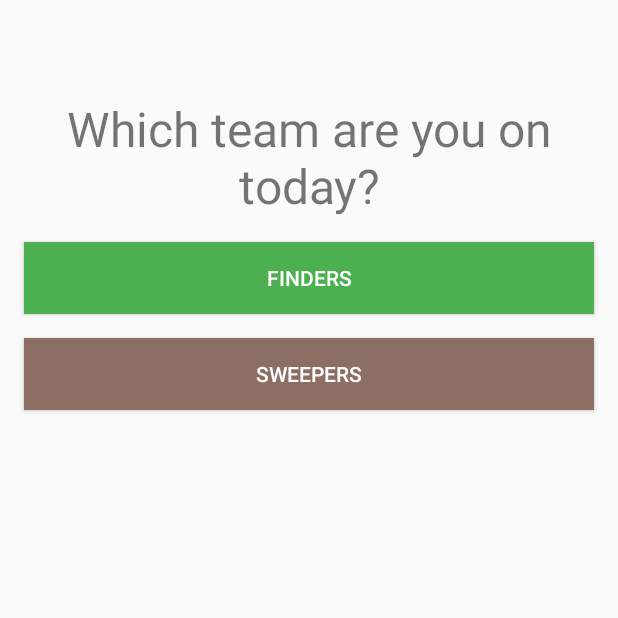
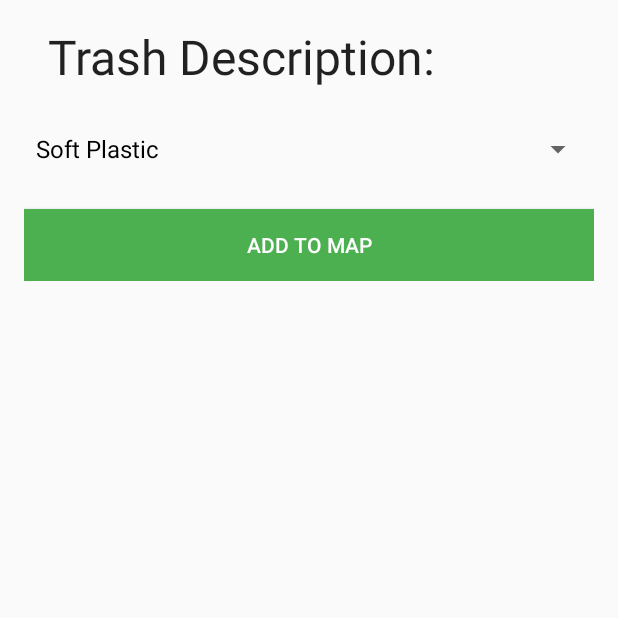
Before and after one commit to aahuangithub/losaltoshacks3, an Android app: the screen it shows after launch (Login before the commit, Finder after it), after a tap on "FINDERS", on a phone screen of 412 x 824 dp, the top half of it. Run offline under Robolectric (Android 15) with nearby library versions, the phone set to English and light mode, and no system bars.

Commit message:
minor text fixes

```diff
--- a/FindersSweepers/app/src/main/AndroidManifest.xml
+++ b/FindersSweepers/app/src/main/AndroidManifest.xml
@@ -42,7 +42,7 @@
             android:name=".MapsActivity"
             android:label="@string/title_activity_maps" />
         <activity
-            android:name=".finder"
+            android:name=".Finder"
             android:label="@string/title_activity_finder"
             android:theme="@style/AppTheme"></activity>
     </application>
--- a/FindersSweepers/app/src/main/java/tech/trash/finderssweepers/Finder.java
+++ b/FindersSweepers/app/src/main/java/tech/trash/finderssweepers/Finder.java
@@ -14,17 +14,24 @@ public class Finder extends AppCompatActivity {
     protected void onCreate(Bundle savedInstanceState) {
         super.onCreate(savedInstanceState);
         setContentView(R.layout.activity_finder);
-        Toolbar toolbar = (Toolbar) findViewById(R.id.toolbar);
-        setSupportActionBar(toolbar);
 
 
         //get the spinner from the xml.
-        Spinner dropdown = findViewById(R.id.spinner1);
+        Spinner dropdown = findViewById(R.id.spinner);
         //create a list of items for the spinner.
-        String[] items = new String[]{"1", "2", "three"};
+        String[] category = {
+                "Soft Plastic",
+                "Hard Plastic",
+                "Paper",
+                "Cigarettes",
+                "Cans/Bottles",
+                "Needles",
+                "Pile",
+                "Human",
+                "Other"};
         //create an adapter to describe how the items are displayed, adapters are used in several places in android.
         //There are multiple variations of this, but this is the basic variant.
-        ArrayAdapter<String> adapter = new ArrayAdapter<>(this, android.R.layout.simple_spinner_dropdown_item, items);
+        ArrayAdapter<String> adapter = new ArrayAdapter<>(this, android.R.layout.simple_spinner_dropdown_item, category);
         //set the spinners adapter to the previously created one.
         dropdown.setAdapter(adapter);
     }
--- a/FindersSweepers/app/src/main/java/tech/trash/finderssweepers/Login.java
+++ b/FindersSweepers/app/src/main/java/tech/trash/finderssweepers/Login.java
@@ -14,12 +14,13 @@ public class Login extends AppCompatActivity {
         setContentView(R.layout.activity_login);
         finders = findViewById(R.id.finders_button);
         finders.setOnClickListener((v)->{
-            Log.d("Login Button Clicked", "Finders pressed");
+            startActivity(new Intent(getApplicationContext(), Finder.class));
+//            Log.d("Login Button Clicked", "Finders pressed");
         });
         sweepers = findViewById(R.id.sweepers_button);
         sweepers.setOnClickListener((view -> {
             startActivity(new Intent(getApplicationContext(), MapsActivity.class));
-            Log.d("Login Button Clicked", "Sweepers pressed");
+//            Log.d("Login Button Clicked", "Sweepers pressed");
         }));
     }
 }
--- a/FindersSweepers/app/src/main/java/tech/trash/finderssweepers/MapsActivity.java
+++ b/FindersSweepers/app/src/main/java/tech/trash/finderssweepers/MapsActivity.java
@@ -117,7 +117,8 @@ public class MapsActivity extends FragmentActivity implements OnMapReadyCallback
         if(now != null){
             now.remove();
         }
-        now = mMap.addMarker(new MarkerOptions().position(new LatLng(location.getLatitude(), location.getLongitude())));
+        MarkerOptions mo = new MarkerOptions().position(new LatLng(location.getLatitude(), location.getLongitude()));
+        now = mMap.addMarker(mo);
         mMap.moveCamera(CameraUpdateFactory.newLatLng(
                 new LatLng(location.getLatitude(), location.getLongitude())
         ));
--- a/FindersSweepers/app/src/main/res/layout/activity_finder.xml
+++ b/FindersSweepers/app/src/main/res/layout/activity_finder.xml
@@ -1,37 +1,36 @@
 <?xml version="1.0" encoding="utf-8"?>
-<android.support.constraint.ConstraintLayout
+<LinearLayout
+    android:orientation="vertical"
+    android:layout_gravity="center_horizontal"
     xmlns:android="http://schemas.android.com/apk/res/android"
-    xmlns:app="http://schemas.android.com/apk/res-auto"
-    xmlns:tools="http://schemas.android.com/tools"
     android:layout_width="match_parent"
-    android:layout_height="match_parent">
+    android:paddingRight="@dimen/button_side_margin"
+    android:paddingLeft="@dimen/button_side_margin"
+    android:layout_height="wrap_content">
 
-    <Button
-        android:id="@+id/button2"
-        style="@style/Widget.AppCompat.Button.Colored"
-        android:layout_width="194dp"
-        android:layout_height="75dp"
-        android:text="enter"
-        android:textAppearance="@style/TextAppearance.AppCompat.Large"
-        tools:layout_editor_absoluteX="95dp"
-        tools:layout_editor_absoluteY="420dp" />
+
 
     <TextView
         android:id="@+id/textView"
-        android:layout_width="329dp"
-        android:layout_height="69dp"
-        android:layout_marginEnd="24dp"
+        android:layout_width="match_parent"
+        android:layout_height="wrap_content"
+        android:layout_margin="@dimen/button_side_margin"
+
         android:text="Trash Description:"
         android:textAppearance="@android:style/TextAppearance.DeviceDefault.Large"
-        android:textSize="35dp"
-        app:layout_constraintEnd_toEndOf="parent"
-        tools:layout_editor_absoluteY="101dp" />
+        android:textSize="@dimen/main_title_size" />
 
     <Spinner
         android:id="@+id/spinner"
-        android:layout_width="368dp"
+        android:layout_width="match_parent"
+        android:layout_height="wrap_content"/>
+    <Button
+        android:id="@+id/button2"
+        android:layout_marginTop="@dimen/button_side_margin"
+        android:background="@color/colorPrimary"
+        android:textColor="@color/white"
+        android:layout_width="match_parent"
         android:layout_height="wrap_content"
-        tools:layout_editor_absoluteX="8dp"
-        tools:layout_editor_absoluteY="170dp" />
+        android:text="Add to map" />
 
-</android.support.constraint.ConstraintLayout>
+</LinearLayout>
--- a/FindersSweepers/app/src/main/res/layout/activity_login.xml
+++ b/FindersSweepers/app/src/main/res/layout/activity_login.xml
@@ -12,7 +12,7 @@
         android:textAlignment="center"
         android:layout_width="wrap_content"
         android:layout_height="wrap_content"
-        android:text="Which team are you on today?"
+        android:text="Who's side are you on today?"
         android:textSize="@dimen/main_title_size"
         android:paddingRight="8dp"
         android:paddingLeft="8dp"
@@ -22,7 +22,7 @@
         app:layout_constraintRight_toRightOf="parent"
         app:layout_constraintTop_toTopOf="parent" />
     <Button
-        android:layout_margin="16dp"
+        android:layout_margin="@dimen/button_side_margin"
         android:paddingBottom="8dp"
         android:id="@+id/finders_button"
         android:paddingTop="8dp"
@@ -32,8 +32,8 @@
         android:textColor="@color/white"
         android:text="Finders"/>
     <Button
-        android:layout_marginRight="16dp"
-        android:layout_marginLeft="16dp"
+        android:layout_marginRight="@dimen/button_side_margin"
+        android:layout_marginLeft="@dimen/button_side_margin"
         android:paddingBottom="8dp"
         android:paddingTop="8dp"
         android:layout_width="match_parent"
--- a/FindersSweepers/app/src/main/res/values/dimens.xml
+++ b/FindersSweepers/app/src/main/res/values/dimens.xml
@@ -2,4 +2,5 @@
 <resources>
     <dimen name="main_title_size">32dp</dimen>
     <dimen name="fab_margin">16dp</dimen>
+    <dimen name="button_side_margin">16dp</dimen>
 </resources>
```
